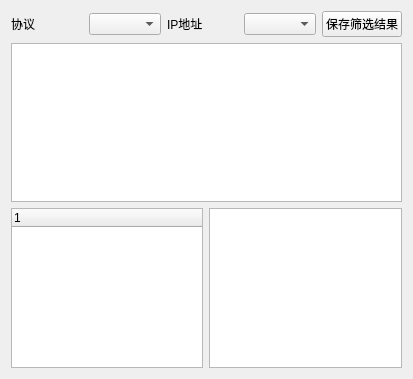
First picture: the form in packetwidget.ui, repository ggy05212/PacketParser3.7, before the edit.
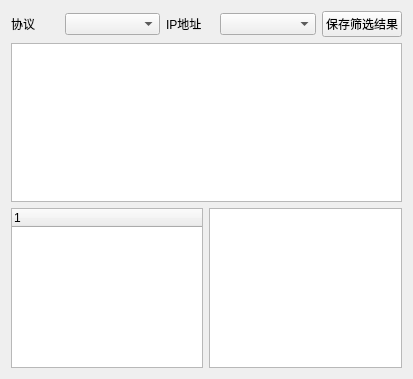
Second picture: the form after the edit.

Patch:
```diff
--- a/packetwidget.ui
+++ b/packetwidget.ui
@@ -15,7 +15,13 @@
   </property>
   <layout class="QGridLayout" name="gridLayout">
    <item row="0" column="0">
-    <layout class="QHBoxLayout" name="horizontalLayout">
+    <layout class="QHBoxLayout" name="horizontalLayout" stretch="1,2,1,2,0">
+     <property name="sizeConstraint">
+      <enum>QLayout::SetDefaultConstraint</enum>
+     </property>
+     <property name="leftMargin">
+      <number>0</number>
+     </property>
      <item>
       <widget class="QLabel" name="label_2">
        <property name="text">
```
